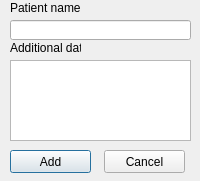
quepas/BodyOfYours, file src/addpatientdialog.ui: the form before one commit.
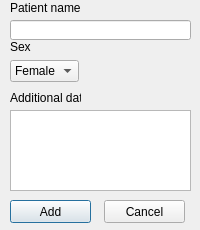
The form after the commit.

Commit message: Adding combobox for choosing patient sex.

Diff of the .ui file:
```diff
--- a/src/addpatientdialog.ui
+++ b/src/addpatientdialog.ui
@@ -7,7 +7,7 @@
     <x>0</x>
     <y>0</y>
     <width>200</width>
-    <height>181</height>
+    <height>230</height>
    </rect>
   </property>
   <property name="windowTitle">
@@ -40,7 +40,7 @@
    <property name="geometry">
     <rect>
      <x>10</x>
-     <y>40</y>
+     <y>90</y>
      <width>71</width>
      <height>16</height>
     </rect>
@@ -53,7 +53,7 @@
    <property name="geometry">
     <rect>
      <x>10</x>
-     <y>60</y>
+     <y>110</y>
      <width>181</width>
      <height>81</height>
     </rect>
@@ -63,7 +63,7 @@
    <property name="geometry">
     <rect>
      <x>10</x>
-     <y>150</y>
+     <y>200</y>
      <width>81</width>
      <height>23</height>
     </rect>
@@ -76,7 +76,7 @@
    <property name="geometry">
     <rect>
      <x>104</x>
-     <y>150</y>
+     <y>200</y>
      <width>81</width>
      <height>23</height>
     </rect>
@@ -85,6 +85,39 @@
     <string>Cancel</string>
    </property>
   </widget>
+  <widget class="QLabel" name="label_3">
+   <property name="geometry">
+    <rect>
+     <x>10</x>
+     <y>40</y>
+     <width>47</width>
+     <height>13</height>
+    </rect>
+   </property>
+   <property name="text">
+    <string>Sex</string>
+   </property>
+  </widget>
+  <widget class="QComboBox" name="sexyComboBox">
+   <property name="geometry">
+    <rect>
+     <x>10</x>
+     <y>60</y>
+     <width>69</width>
+     <height>22</height>
+    </rect>
+   </property>
+   <item>
+    <property name="text">
+     <string>Female</string>
+    </property>
+   </item>
+   <item>
+    <property name="text">
+     <string>Male</string>
+    </property>
+   </item>
+  </widget>
  </widget>
  <resources/>
  <connections/>
```
